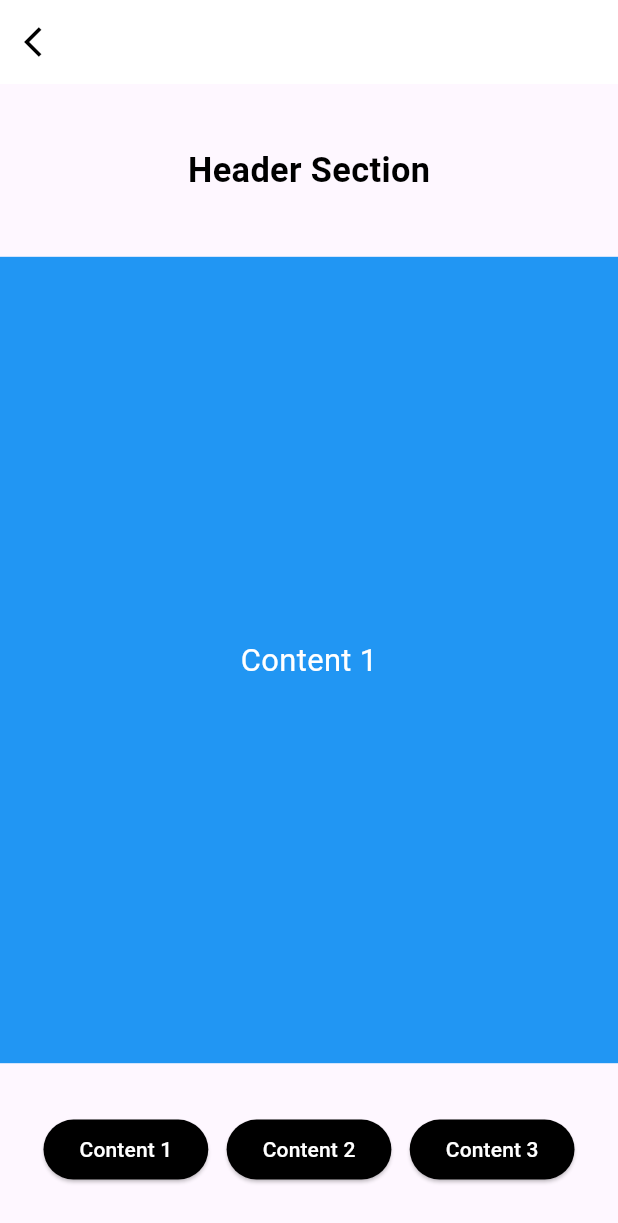
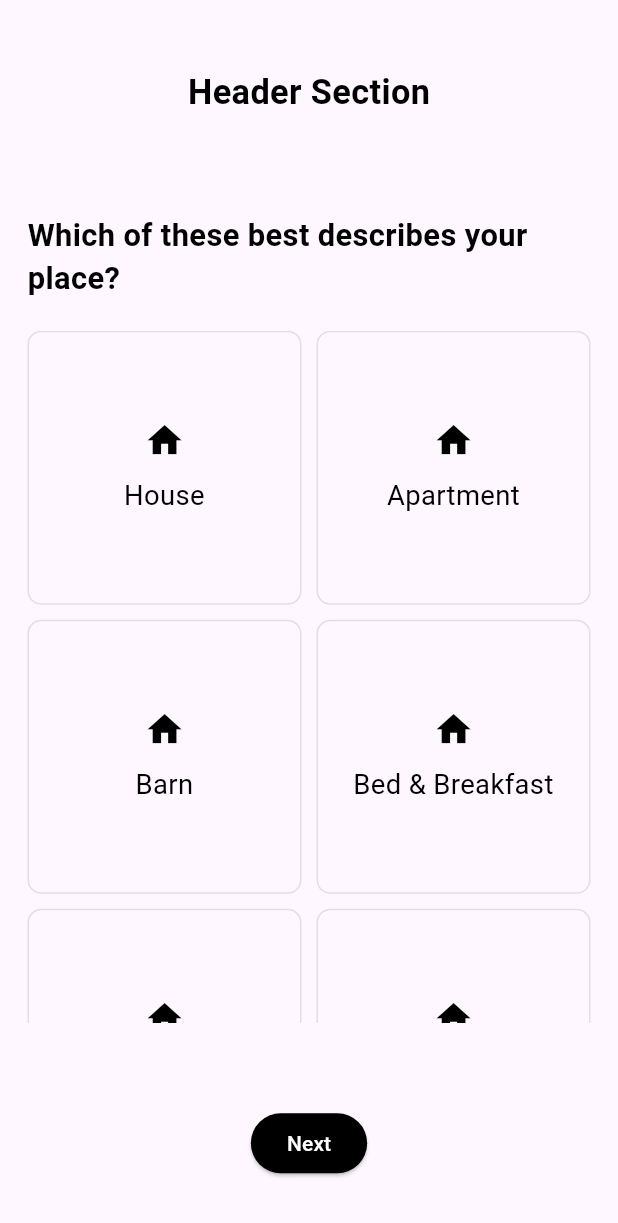
Before and after one commit to wajehafatima/air-bnb, a Flutter app: the ExpandedScreenExample screen opened directly, on a phone screen of 412 x 824 dp. Shown: the top 1223 px of the screen. Run offline on Flutter 3.47's test engine with Material 3 defaults, Android fonts, the phone set to English and light mode, and no system bars; our stand-ins replace country_picker, flutter_screenutil, google_fonts, matcher.

Commit message:
update code

```diff
--- /dev/null
+++ b/lib/src/view/homeview/profile-view/hosting/hosting-form-filling-views/1st-option-views/place-option-view/place-option-view.dart
@@ -0,0 +1,54 @@
+import 'package:air_bnb/src/controller/constants/colors/appColors.dart';
+import 'package:air_bnb/src/view/homeview/profile-view/hosting/hosting-widgets/place-option-wdget.dart';
+import 'package:flutter/material.dart';
+import 'package:flutter_screenutil/flutter_screenutil.dart';
+
+class SelectPlace extends StatelessWidget {
+  SelectPlace({super.key});
+  List<String> placeOptions = [
+    'House',
+    'Apartment',
+    'Barn',
+    'Bed & Breakfast',
+    'Boat',
+    'Cabin',
+    'Camper/RV',
+    // Add more options as needed
+  ];
+  @override
+  Widget build(BuildContext context) {
+    return Padding(
+      padding: EdgeInsets.all(16.0.w),
+      child: Column(
+        crossAxisAlignment: CrossAxisAlignment.start,
+        children: [
+          Text(
+            'Which of these best describes your place?',
+            style: TextStyle(
+              fontSize: 18.sp,
+              fontWeight: FontWeight.bold,
+              color: appColors.blacktext,
+            ),
+          ),
+          SizedBox(height: 16.h),
+          Expanded(
+            child: GridView.builder(
+              gridDelegate: const SliverGridDelegateWithFixedCrossAxisCount(
+                crossAxisCount: 2,
+                mainAxisSpacing: 10,
+                crossAxisSpacing: 10,
+              ),
+              itemCount: placeOptions.length,
+              itemBuilder: (context, index) {
+                return PlaceOptionContainer(
+                  icon: Icons.home, // Example icon
+                  text: placeOptions[index],
+                );
+              },
+            ),
+          ),
+        ],
+      ),
+    );
+  }
+}
--- a/lib/src/view/homeview/profile-view/hosting/hosting-form-filling-views/hosting-main-view.dart
+++ b/lib/src/view/homeview/profile-view/hosting/hosting-form-filling-views/hosting-main-view.dart
@@ -1,5 +1,6 @@
-import 'package:air_bnb/src/controller/components/custombutton.dart';
 import 'package:air_bnb/src/controller/constants/colors/appColors.dart';
+import 'package:air_bnb/src/view/homeview/profile-view/hosting/hosting-form-filling-views/1st-option-views/place-option-view/place-option-view.dart';
+import 'package:air_bnb/src/view/homeview/profile-view/hosting/hosting-widgets/place-option-wdget.dart';
 import 'package:flutter/material.dart';
 import 'package:flutter_screenutil/flutter_screenutil.dart';
 
@@ -16,16 +17,6 @@ class _ExpandedScreenExampleState extends State<ExpandedScreenExample> {
   @override
   Widget build(BuildContext context) {
     return Scaffold(
-      appBar: AppBar(
-        leading: IconButton(
-          icon: Icon(Icons.arrow_back_ios, color: appColors.blacktext),
-          onPressed: () {
-            Navigator.of(context).pop();
-          },
-        ),
-        backgroundColor: Colors.white,
-        elevation: 0,
-      ),
       body: Column(
         children: [
           Expanded(
@@ -46,30 +37,7 @@ class _ExpandedScreenExampleState extends State<ExpandedScreenExample> {
             child: IndexedStack(
               index: currentIndex,
               children: [
-                Container(
-                  color: Colors.blue,
-                  child: Center(
-                    child: Text(
-                      'Content 1',
-                      style: TextStyle(
-                        fontSize: 18.sp,
-                        color: Colors.white,
-                      ),
-                    ),
-                  ),
-                ),
-                Container(
-                  color: Colors.green,
-                  child: Center(
-                    child: Text(
-                      'Content 2',
-                      style: TextStyle(
-                        fontSize: 18.sp,
-                        color: Colors.white,
-                      ),
-                    ),
-                  ),
-                ),
+                SelectPlace(),
                 Container(
                   color: Colors.red,
                   child: Center(
@@ -89,46 +57,19 @@ class _ExpandedScreenExampleState extends State<ExpandedScreenExample> {
             flex: 15,
             child: Padding(
               padding: EdgeInsets.symmetric(horizontal: 20.w),
-              child: Row(
-                mainAxisAlignment: MainAxisAlignment.spaceAround,
-                children: [
-                  ElevatedButton(
+              child: Center(
+                child: ElevatedButton(
                   onPressed: () {
                     setState(() {
-                        currentIndex = 0;
+                      currentIndex = (currentIndex + 1) % 3;
                     });
                   },
                   style: ElevatedButton.styleFrom(
                     backgroundColor: appColors.blacktext,
                     foregroundColor: appColors.whiteBG,
                   ),
-                    child: Text('Content 1'),
+                  child: Text('Next'),
                 ),
-                  ElevatedButton(
-                    onPressed: () {
-                      setState(() {
-                        currentIndex = 1;
-                      });
-                    },
-                    style: ElevatedButton.styleFrom(
-                      backgroundColor: appColors.blacktext,
-                      foregroundColor: appColors.whiteBG,
-                    ),
-                    child: Text('Content 2'),
-                  ),
-                  ElevatedButton(
-                    onPressed: () {
-                      setState(() {
-                        currentIndex = 2;
-                      });
-                    },
-                    style: ElevatedButton.styleFrom(
-                      backgroundColor: appColors.blacktext,
-                      foregroundColor: appColors.whiteBG,
-                    ),
-                    child: Text('Content 3'),
-                  ),
-                ],
               ),
             ),
           ),
--- /dev/null
+++ b/lib/src/view/homeview/profile-view/hosting/hosting-widgets/place-option-wdget.dart
@@ -0,0 +1,43 @@
+import 'package:air_bnb/src/controller/constants/colors/appColors.dart';
+import 'package:flutter/material.dart';
+import 'package:flutter_screenutil/flutter_screenutil.dart';
+
+class PlaceOptionContainer extends StatelessWidget {
+  final IconData icon;
+  final String text;
+
+  const PlaceOptionContainer({
+    super.key,
+    required this.icon,
+    required this.text,
+  });
+
+  @override
+  Widget build(BuildContext context) {
+    return Container(
+      decoration: BoxDecoration(
+        border: Border.all(color: Colors.grey.shade300),
+        borderRadius: BorderRadius.circular(8.r),
+      ),
+      child: Column(
+        mainAxisAlignment: MainAxisAlignment.center,
+        children: [
+          Icon(
+            icon,
+            color: appColors.blacktext,
+            size: 24.sp,
+          ),
+          SizedBox(height: 8.h),
+          Text(
+            text,
+            style: TextStyle(
+              fontSize: 16.sp,
+              color: appColors.blacktext,
+            ),
+            textAlign: TextAlign.center,
+          ),
+        ],
+      ),
+    );
+  }
+}
```
Lines whose indentation alone changed are shown as unchanged.
